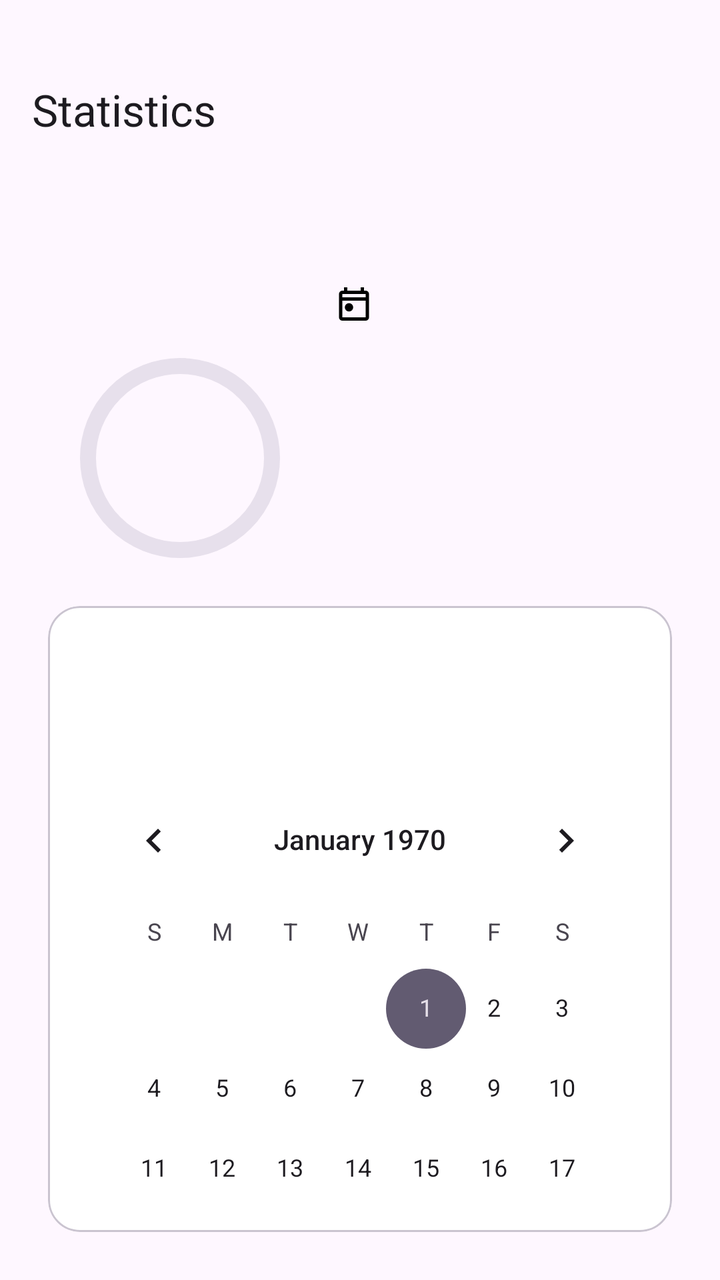
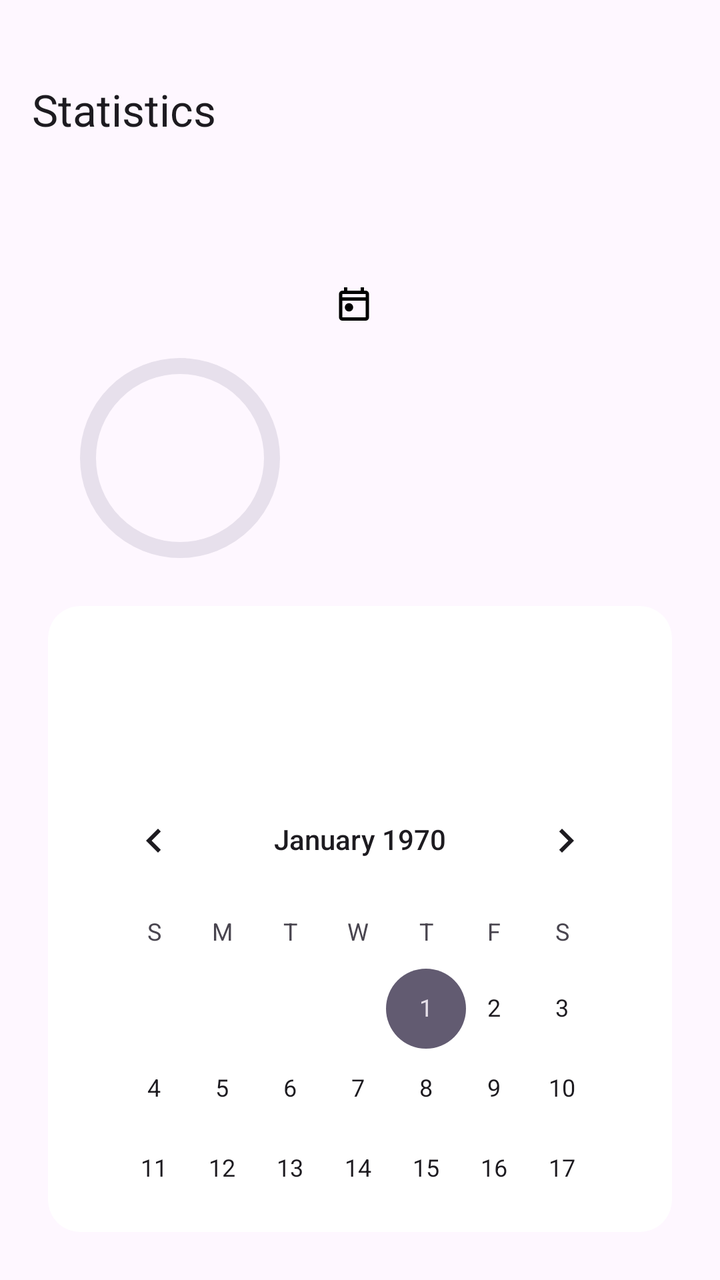

Two renders of the same Android screen: before a commit and after it. Below are the layout's source before the change and the commit's diff.
<!-- AndroidManifest.xml: application theme Theme.SmartStudyTimer -->
<!-- res/layout/fragment_statistic.xml -->
<?xml version="1.0" encoding="utf-8"?>
<LinearLayout xmlns:android="http://schemas.android.com/apk/res/android"
    xmlns:app="http://schemas.android.com/apk/res-auto"
    android:layout_width="match_parent"
    android:layout_height="match_parent"
    android:orientation="vertical">

    
    <com.google.android.material.appbar.MaterialToolbar
        android:id="@+id/topAppBar"
        android:layout_width="match_parent"
        android:layout_height="wrap_content"
        android:padding="36dp"
        app:title="Statistics" />

    <LinearLayout
        android:layout_width="match_parent"
        android:layout_height="0dp"
        android:layout_weight="1"
        android:gravity="center"
        android:padding="24dp"
        android:orientation="vertical">

        
        <LinearLayout
            android:layout_width="match_parent"
            android:layout_height="wrap_content"
            android:orientation="vertical"
            android:padding="16dp">

            
            <LinearLayout
                android:layout_width="match_parent"
                android:layout_height="wrap_content"
                android:orientation="horizontal"
                android:gravity="center"
                android:layout_marginBottom="16dp">

                <ImageView
                    android:layout_width="20dp"
                    android:layout_height="20dp"
                    android:src="@drawable/ic_today"
                    android:layout_marginEnd="6dp"/>

                <TextView
                    android:id="@+id/tvDate"
                    android:layout_width="wrap_content"
                    android:layout_height="wrap_content"
                    android:textAppearance="?attr/textAppearanceTitleMedium"/>
            </LinearLayout>

            
            <LinearLayout
                android:layout_width="match_parent"
                android:layout_height="wrap_content"
                android:orientation="horizontal"
                android:gravity="center">

                
                <FrameLayout
                    android:layout_width="100dp"
                    android:layout_height="100dp"
                    android:layout_gravity="center">

                    
                    <com.google.android.material.progressindicator.CircularProgressIndicator
                        android:id="@+id/progressScore"
                        android:layout_width="match_parent"
                        android:layout_height="match_parent"
                        android:indeterminate="false"
                        app:indicatorSize="100dp"
                        app:trackThickness="8dp"
                        app:indicatorInset="0dp"
                        app:indicatorDirectionCircular="clockwise"
                        app:trackColor="?attr/colorSurfaceVariant"
                        app:indicatorColor="?attr/colorPrimary"
                        android:max="100"
                        android:progress="100"/>

                    
                    <TextView
                        android:id="@+id/tvScore"
                        android:layout_width="match_parent"
                        android:layout_height="match_parent"
                        android:text=""
                        android:textAlignment="center"
                        android:gravity="center"
                        android:textSize="28sp"
                        android:textStyle="bold"/>

                </FrameLayout>

                
                <LinearLayout
                    android:layout_width="0dp"
                    android:layout_height="wrap_content"
                    android:layout_weight="1"
                    android:orientation="vertical"
                    android:paddingStart="24dp">

                    <TextView
                        android:id="@+id/tvSessionLength"
                        android:layout_width="wrap_content"
                        android:layout_height="wrap_content"
                        android:text=""
                        android:layout_marginBottom="8dp"/>

                    <TextView
                        android:id="@+id/tvInterruptionCount"
                        android:layout_width="wrap_content"
                        android:layout_height="wrap_content"
                        android:text=""
                        android:layout_marginBottom="8dp"/>

                    <TextView
                        android:id="@+id/tvInterruptedTime"
                        android:layout_width="wrap_content"
                        android:layout_height="wrap_content"
                        android:text=""/>

                </LinearLayout>

            </LinearLayout>

        </LinearLayout>

        <com.google.android.material.card.MaterialCardView
            android:layout_width="match_parent"
            android:layout_height="wrap_content"
            android:layout_marginTop="8dp"
            app:cardCornerRadius="16dp"
            app:cardBackgroundColor="#ffffff">

            <LinearLayout
                android:layout_width="match_parent"
                android:layout_height="wrap_content"
                android:orientation="vertical"
                android:padding="16dp">

                <LinearLayout
                    android:layout_width="match_parent"
                    android:layout_height="wrap_content"
                    android:orientation="vertical"
                    android:gravity="center"
                    app:strokeWidth="0dp"
                    android:layout_marginBottom="16dp">

                    <TextView
                        android:id="@+id/tvTotalSessions"
                        android:layout_width="wrap_content"
                        android:layout_height="wrap_content"
                        android:text=""
                        android:textAppearance="?attr/textAppearanceTitleMedium"/>

                    <TextView
                        android:id="@+id/tvMonthlySessions"
                        android:layout_width="wrap_content"
                        android:layout_height="wrap_content"
                        android:text=""
                        android:textAppearance="?attr/textAppearanceTitleMedium"/>
                </LinearLayout>

                <CalendarView
                    android:id="@+id/calendarView"
                    android:layout_width="match_parent"
                    android:layout_height="wrap_content"
                    android:layout_marginTop="8dp"/>

            </LinearLayout>

        </com.google.android.material.card.MaterialCardView>

    </LinearLayout>

</LinearLayout>
<!-- resources referenced by this layout -->
<resources>
  <!-- drawable ic_today (drawable) -->
  <vector xmlns:android="http://schemas.android.com/apk/res/android"
      android:width="24dp"
      android:height="24dp"
      android:viewportWidth="960"
      android:viewportHeight="960">
    <path
        android:pathData="M289,631q-29,-29 -29,-71t29,-71q29,-29 71,-29t71,29q29,29 29,71t-29,71q-29,29 -71,29t-71,-29ZM200,880q-33,0 -56.5,-23.5T120,800v-560q0,-33 23.5,-56.5T200,160h40v-80h80v80h320v-80h80v80h40q33,0 56.5,23.5T840,240v560q0,33 -23.5,56.5T760,880L200,880ZM200,800h560v-400L200,400v400ZM200,320h560v-80L200,240v80ZM200,320v-80,80Z"
        android:fillColor="#000000"/>
  </vector>
  <style name="Theme.SmartStudyTimer" parent="Theme.Material3.DayNight.NoActionBar">
          <item name="android:statusBarColor">@android:color/transparent</item>
          <item name="android:windowLightStatusBar">true</item>
      </style>
</resources>

<!-- the commit's change to res/layout/fragment_statistic.xml (unified diff, before → after) -->
@@ -82,7 +82,6 @@
                         android:id="@+id/tvScore"
                         android:layout_width="match_parent"
                         android:layout_height="match_parent"
-                        android:text=""
                         android:textAlignment="center"
                         android:gravity="center"
                         android:textSize="28sp"
@@ -102,21 +101,18 @@
                         android:id="@+id/tvSessionLength"
                         android:layout_width="wrap_content"
                         android:layout_height="wrap_content"
-                        android:text=""
-                        android:layout_marginBottom="8dp"/>
+                        android:layout_marginBottom="8dp" />
 
                     <TextView
                         android:id="@+id/tvInterruptionCount"
                         android:layout_width="wrap_content"
                         android:layout_height="wrap_content"
-                        android:text=""
-                        android:layout_marginBottom="8dp"/>
+                        android:layout_marginBottom="8dp" />
 
                     <TextView
                         android:id="@+id/tvInterruptedTime"
                         android:layout_width="wrap_content"
-                        android:layout_height="wrap_content"
-                        android:text=""/>
+                        android:layout_height="wrap_content" />
 
                 </LinearLayout>
 
@@ -129,7 +125,8 @@
             android:layout_height="wrap_content"
             android:layout_marginTop="8dp"
             app:cardCornerRadius="16dp"
-            app:cardBackgroundColor="#ffffff">
+            app:cardBackgroundColor="#ffffff"
+            app:strokeColor="@android:color/transparent">
 
             <LinearLayout
                 android:layout_width="match_parent"
@@ -149,22 +146,20 @@
                         android:id="@+id/tvTotalSessions"
                         android:layout_width="wrap_content"
                         android:layout_height="wrap_content"
-                        android:text=""
-                        android:textAppearance="?attr/textAppearanceTitleMedium"/>
+                        android:textAppearance="?attr/textAppearanceTitleMedium" />
 
                     <TextView
                         android:id="@+id/tvMonthlySessions"
                         android:layout_width="wrap_content"
                         android:layout_height="wrap_content"
-                        android:text=""
-                        android:textAppearance="?attr/textAppearanceTitleMedium"/>
+                        android:textAppearance="?attr/textAppearanceTitleMedium" />
                 </LinearLayout>
 
                 <CalendarView
                     android:id="@+id/calendarView"
                     android:layout_width="match_parent"
                     android:layout_height="wrap_content"
-                    android:layout_marginTop="8dp"/>
+                    android:layout_marginTop="8dp" />
 
             </LinearLayout>
 
